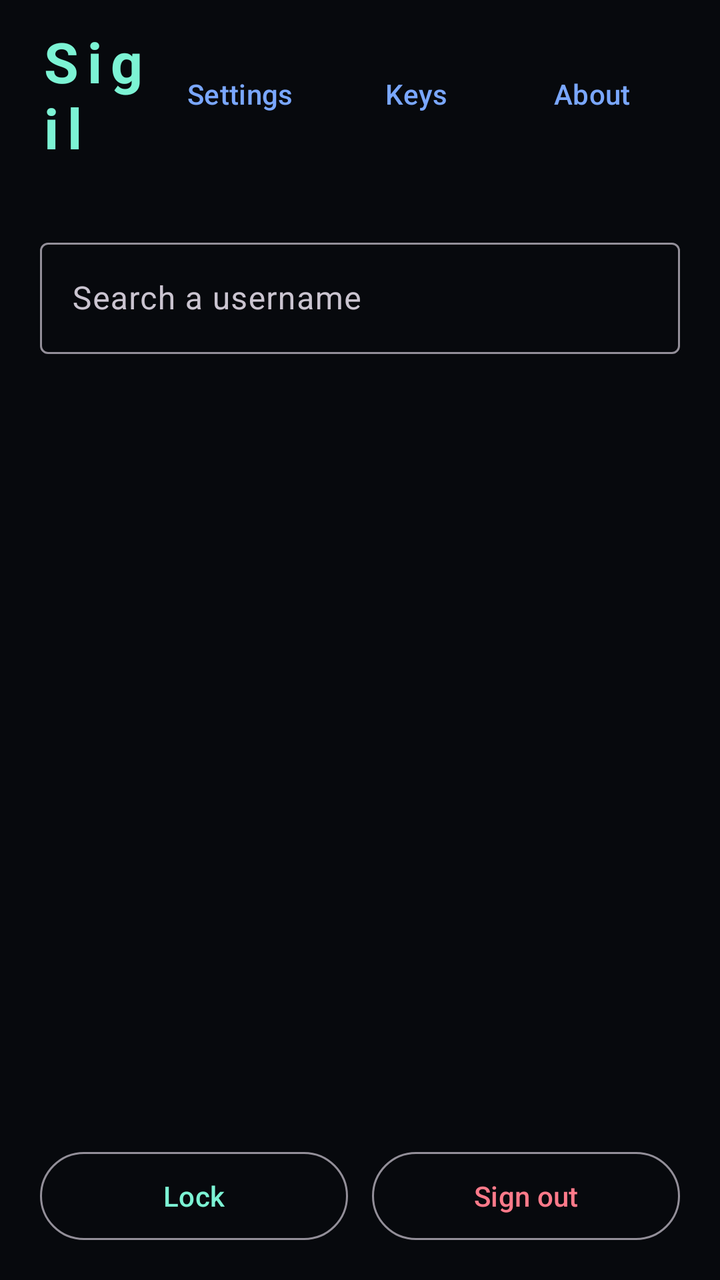
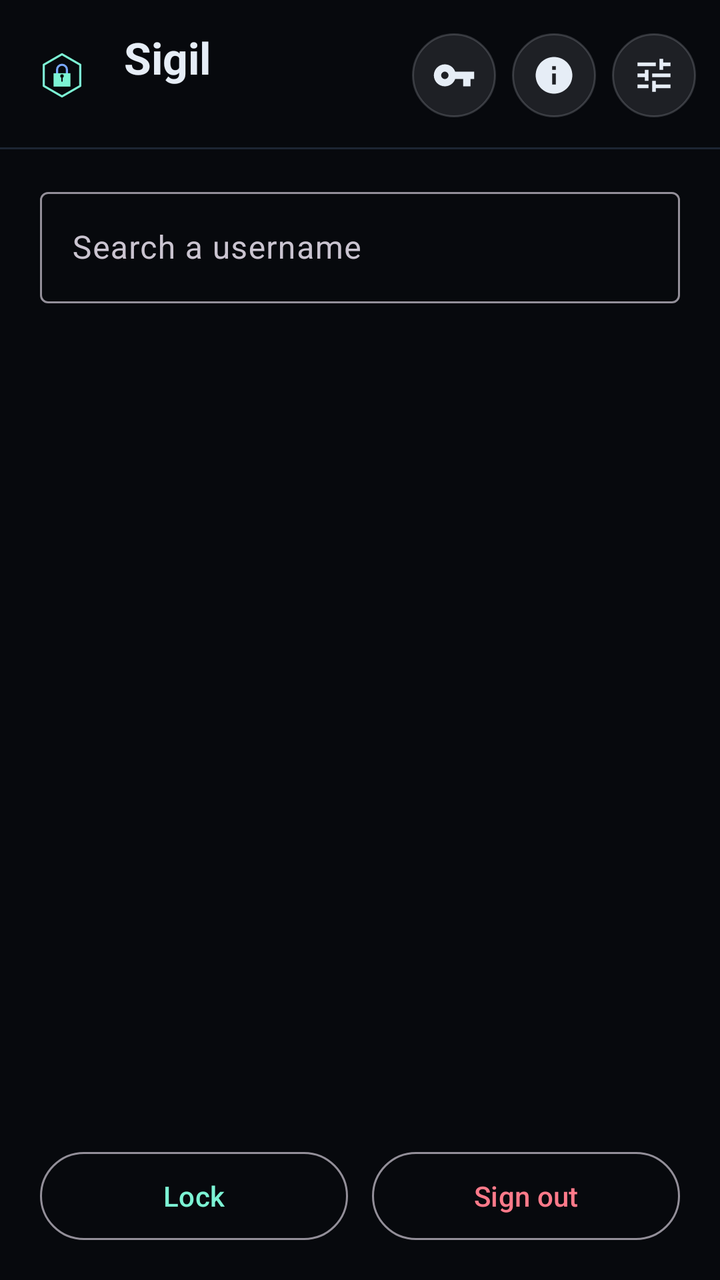

The first picture is an Android layout as it rendered before a commit; the second is the same layout after the commit. The layout source and the unified diff follow.
<!-- AndroidManifest.xml: application theme Theme.Sigil -->
<!-- res/layout/activity_home.xml -->
<?xml version="1.0" encoding="utf-8"?>
<LinearLayout xmlns:android="http://schemas.android.com/apk/res/android"
    xmlns:app="http://schemas.android.com/apk/res-auto"
    android:layout_width="match_parent"
    android:layout_height="match_parent"
    android:background="@color/bg"
    android:orientation="vertical"
    android:paddingStart="20dp"
    android:paddingEnd="20dp"
    android:paddingTop="12dp"
    android:paddingBottom="16dp">

    <LinearLayout
        android:layout_width="match_parent"
        android:layout_height="wrap_content"
        android:gravity="center_vertical"
        android:orientation="horizontal">

        <TextView
            android:layout_width="0dp"
            android:layout_height="wrap_content"
            android:layout_weight="1"
            android:letterSpacing="0.15"
            android:text="@string/app_name"
            android:textColor="@color/teal"
            android:textSize="28sp"
            android:textStyle="bold" />

        <com.google.android.material.button.MaterialButton
            android:id="@+id/settingsBtn"
            style="@style/Widget.Material3.Button.TextButton"
            android:layout_width="wrap_content"
            android:layout_height="40dp"
            android:text="Settings"
            android:textAllCaps="false"
            android:textColor="@color/blue" />

        <com.google.android.material.button.MaterialButton
            android:id="@+id/keysBtn"
            style="@style/Widget.Material3.Button.TextButton"
            android:layout_width="wrap_content"
            android:layout_height="40dp"
            android:text="Keys"
            android:textAllCaps="false"
            android:textColor="@color/blue" />

        <com.google.android.material.button.MaterialButton
            android:id="@+id/aboutBtn"
            style="@style/Widget.Material3.Button.TextButton"
            android:layout_width="wrap_content"
            android:layout_height="40dp"
            android:text="About"
            android:textAllCaps="false"
            android:textColor="@color/blue" />
    </LinearLayout>

    <TextView
        android:id="@+id/who"
        android:layout_width="wrap_content"
        android:layout_height="wrap_content"
        android:textColor="@color/muted"
        android:textSize="13sp" />

    <com.google.android.material.textfield.TextInputLayout
        style="@style/Widget.Material3.TextInputLayout.OutlinedBox"
        android:layout_width="match_parent"
        android:layout_height="wrap_content"
        android:layout_marginTop="16dp"
        android:hint="Search a username">

        <com.google.android.material.textfield.TextInputEditText
            android:id="@+id/search"
            android:layout_width="match_parent"
            android:layout_height="wrap_content"
            android:inputType="textNoSuggestions" />
    </com.google.android.material.textfield.TextInputLayout>

    <TextView
        android:id="@+id/empty"
        android:layout_width="match_parent"
        android:layout_height="wrap_content"
        android:layout_marginTop="24dp"
        android:gravity="center"
        android:textColor="@color/muted"
        android:textSize="14sp" />

    <androidx.recyclerview.widget.RecyclerView
        android:id="@+id/list"
        android:layout_width="match_parent"
        android:layout_height="0dp"
        android:layout_marginTop="8dp"
        android:layout_weight="1" />

    <LinearLayout
        android:layout_width="match_parent"
        android:layout_height="wrap_content"
        android:orientation="horizontal">

        <com.google.android.material.button.MaterialButton
            android:id="@+id/lockBtn"
            style="@style/Widget.Material3.Button.OutlinedButton"
            android:layout_width="0dp"
            android:layout_height="52dp"
            android:layout_weight="1"
            android:text="Lock"
            android:textAllCaps="false" />

        <com.google.android.material.button.MaterialButton
            android:id="@+id/signOutBtn"
            style="@style/Widget.Material3.Button.OutlinedButton"
            android:layout_width="0dp"
            android:layout_height="52dp"
            android:layout_marginStart="12dp"
            android:layout_weight="1"
            android:text="Sign out"
            android:textAllCaps="false"
            android:textColor="@color/danger" />
    </LinearLayout>
</LinearLayout>
<!-- resources referenced by this layout -->
<resources>
  <string name="app_name">Sigil</string>
  <!-- unchanged entries left out for length: 9 -->
</resources>

<!-- the commit's change to res/layout/activity_home.xml (unified diff, before → after) -->
@@ -1,119 +1,134 @@
 <?xml version="1.0" encoding="utf-8"?>
 <LinearLayout xmlns:android="http://schemas.android.com/apk/res/android"
-    xmlns:app="http://schemas.android.com/apk/res-auto"
     android:layout_width="match_parent"
     android:layout_height="match_parent"
     android:background="@color/bg"
-    android:orientation="vertical"
-    android:paddingStart="20dp"
-    android:paddingEnd="20dp"
-    android:paddingTop="12dp"
-    android:paddingBottom="16dp">
+    android:orientation="vertical">
 
+    
     <LinearLayout
         android:layout_width="match_parent"
         android:layout_height="wrap_content"
+        android:background="@color/bg"
         android:gravity="center_vertical"
-        android:orientation="horizontal">
+        android:orientation="horizontal"
+        android:paddingStart="12dp"
+        android:paddingEnd="12dp"
+        android:paddingTop="14dp"
+        android:paddingBottom="12dp">
+
+        <ImageView
+            android:layout_width="38dp"
+            android:layout_height="38dp"
+            android:contentDescription="Sigil"
+            android:src="@drawable/ic_launcher_foreground" />
+
+        <LinearLayout
+            android:layout_width="0dp"
+            android:layout_height="wrap_content"
+            android:layout_marginStart="12dp"
+            android:layout_weight="1"
+            android:orientation="vertical">
+
+            <TextView
+                android:id="@+id/headerTitle"
+                style="@style/HeaderTitle"
+                android:layout_width="wrap_content"
+                android:layout_height="wrap_content"
+            android:textSize="22sp"
+                android:text="Sigil" />
+            <TextView
+                android:id="@+id/headerSubtitle"
+                style="@style/HeaderSubtitle"
+                android:layout_width="match_parent"
+                android:layout_height="wrap_content"
+                android:layout_marginTop="2dp" />
+        </LinearLayout>
+        <ImageButton
+            android:id="@+id/keysBtn"
+            style="@style/HeaderIconButton"
+            android:contentDescription="Keys"
+            android:src="@drawable/ic_key" />
+        <ImageButton
+            android:id="@+id/aboutBtn"
+            style="@style/HeaderIconButton"
+            android:contentDescription="About"
+            android:src="@drawable/ic_info" />
+        <ImageButton
+            android:id="@+id/settingsBtn"
+            style="@style/HeaderIconButton"
+            android:contentDescription="Settings"
+            android:src="@drawable/ic_tune" />
+    </LinearLayout>
+
+    <View
+        android:layout_width="match_parent"
+        android:layout_height="1dp"
+        android:background="@color/line" />
+    <LinearLayout
+        android:layout_width="match_parent"
+        android:layout_height="0dp"
+        android:layout_weight="1"
+        android:orientation="vertical"
+        android:paddingStart="20dp"
+        android:paddingEnd="20dp"
+        android:paddingTop="16dp"
+        android:paddingBottom="16dp">
+
+        <com.google.android.material.textfield.TextInputLayout
+            style="@style/Widget.Material3.TextInputLayout.OutlinedBox"
+            android:layout_width="match_parent"
+            android:layout_height="wrap_content"
+            android:hint="Search a username">
+
+            <com.google.android.material.textfield.TextInputEditText
+                android:id="@+id/search"
+                android:layout_width="match_parent"
+                android:layout_height="wrap_content"
+                android:inputType="textNoSuggestions"
+                android:maxLines="1" />
+        </com.google.android.material.textfield.TextInputLayout>
 
         <TextView
-            android:layout_width="0dp"
-            android:layout_height="wrap_content"
-            android:layout_weight="1"
-            android:letterSpacing="0.15"
-            android:text="@string/app_name"
-            android:textColor="@color/teal"
-            android:textSize="28sp"
-            android:textStyle="bold" />
-
-        <com.google.android.material.button.MaterialButton
-            android:id="@+id/settingsBtn"
-            style="@style/Widget.Material3.Button.TextButton"
-            android:layout_width="wrap_content"
-            android:layout_height="40dp"
-            android:text="Settings"
-            android:textAllCaps="false"
-            android:textColor="@color/blue" />
-
-        <com.google.android.material.button.MaterialButton
-            android:id="@+id/keysBtn"
-            style="@style/Widget.Material3.Button.TextButton"
-            android:layout_width="wrap_content"
-            android:layout_height="40dp"
-            android:text="Keys"
-            android:textAllCaps="false"
-            android:textColor="@color/blue" />
-
-        <com.google.android.material.button.MaterialButton
-            android:id="@+id/aboutBtn"
-            style="@style/Widget.Material3.Button.TextButton"
-            android:layout_width="wrap_content"
-            android:layout_height="40dp"
-            android:text="About"
-            android:textAllCaps="false"
-            android:textColor="@color/blue" />
-    </LinearLayout>
-
-    <TextView
-        android:id="@+id/who"
-        android:layout_width="wrap_content"
-        android:layout_height="wrap_content"
-        android:textColor="@color/muted"
-        android:textSize="13sp" />
-
-    <com.google.android.material.textfield.TextInputLayout
-        style="@style/Widget.Material3.TextInputLayout.OutlinedBox"
-        android:layout_width="match_parent"
-        android:layout_height="wrap_content"
-        android:layout_marginTop="16dp"
-        android:hint="Search a username">
-
-        <com.google.android.material.textfield.TextInputEditText
-            android:id="@+id/search"
+            android:id="@+id/empty"
             android:layout_width="match_parent"
             android:layout_height="wrap_content"
-            android:inputType="textNoSuggestions" />
-    </com.google.android.material.textfield.TextInputLayout>
+            android:layout_marginTop="24dp"
+            android:gravity="center"
+            android:textColor="@color/muted"
+            android:textSize="14sp" />
 
-    <TextView
-        android:id="@+id/empty"
-        android:layout_width="match_parent"
-        android:layout_height="wrap_content"
-        android:layout_marginTop="24dp"
-        android:gravity="center"
-        android:textColor="@color/muted"
-        android:textSize="14sp" />
+        <androidx.recyclerview.widget.RecyclerView
+            android:id="@+id/list"
+            android:layout_width="match_parent"
+            android:layout_height="0dp"
+            android:layout_marginTop="8dp"
+            android:layout_weight="1" />
 
-    <androidx.recyclerview.widget.RecyclerView
-        android:id="@+id/list"
-        android:layout_width="match_parent"
-        android:layout_height="0dp"
-        android:layout_marginTop="8dp"
-        android:layout_weight="1" />
+        <LinearLayout
+            android:layout_width="match_parent"
+            android:layout_height="wrap_content"
+            android:orientation="horizontal">
 
-    <LinearLayout
-        android:layout_width="match_parent"
-        android:layout_height="wrap_content"
-        android:orientation="horizontal">
+            <com.google.android.material.button.MaterialButton
+                android:id="@+id/lockBtn"
+                style="@style/Widget.Material3.Button.OutlinedButton"
+                android:layout_width="0dp"
+                android:layout_height="52dp"
+                android:layout_weight="1"
+                android:text="Lock"
+                android:textAllCaps="false" />
 
-        <com.google.android.material.button.MaterialButton
-            android:id="@+id/lockBtn"
-            style="@style/Widget.Material3.Button.OutlinedButton"
-            android:layout_width="0dp"
-            android:layout_height="52dp"
-            android:layout_weight="1"
-            android:text="Lock"
-            android:textAllCaps="false" />
-
-        <com.google.android.material.button.MaterialButton
-            android:id="@+id/signOutBtn"
-            style="@style/Widget.Material3.Button.OutlinedButton"
-            android:layout_width="0dp"
-            android:layout_height="52dp"
-            android:layout_marginStart="12dp"
-            android:layout_weight="1"
-            android:text="Sign out"
-            android:textAllCaps="false"
-            android:textColor="@color/danger" />
+            <com.google.android.material.button.MaterialButton
+                android:id="@+id/signOutBtn"
+                style="@style/Widget.Material3.Button.OutlinedButton"
+                android:layout_width="0dp"
+                android:layout_height="52dp"
+                android:layout_marginStart="12dp"
+                android:layout_weight="1"
+                android:text="Sign out"
+                android:textAllCaps="false"
+                android:textColor="@color/danger" />
+        </LinearLayout>
     </LinearLayout>
 </LinearLayout>
<!-- resource entries referenced after the edit -->
@@ -1,6 +1,107 @@
 <!-- resources referenced by this layout -->
 <resources>
-  <string name="app_name">Sigil</string>
+  <color name="line">#FF1D2633</color>
+  <!-- drawable ic_info (drawable) -->
+  <?xml version="1.0" encoding="utf-8"?>
+  <vector xmlns:android="http://schemas.android.com/apk/res/android"
+      android:width="24dp"
+      android:height="24dp"
+      android:viewportWidth="24"
+      android:viewportHeight="24">
+      <path
+          android:fillColor="#FFE6EDF6"
+          android:pathData="M12,2C6.48,2 2,6.48 2,12s4.48,10 10,10 10,-4.48 10,-10S17.52,2 12,2zm1,15h-2v-6h2v6zm0,-8h-2V7h2v2z" />
+  </vector>
+  <!-- drawable ic_key (drawable) -->
+  <?xml version="1.0" encoding="utf-8"?>
+  <vector xmlns:android="http://schemas.android.com/apk/res/android"
+      android:width="24dp"
+      android:height="24dp"
+      android:viewportWidth="24"
+      android:viewportHeight="24">
+      <path
+          android:fillColor="#FFE6EDF6"
+          android:pathData="M12.65,10C11.83,7.67 9.61,6 7,6c-3.31,0 -6,2.69 -6,6s2.69,6 6,6c2.61,0 4.83,-1.67 5.65,-4H17v4h4v-4h2v-4H12.65zM7,14c-1.1,0 -2,-0.9 -2,-2s0.9,-2 2,-2 2,0.9 2,2 -0.9,2 -2,2z" />
+  </vector>
+  <!-- drawable ic_launcher_foreground (drawable) -->
+  <?xml version="1.0" encoding="utf-8"?>
+  <vector xmlns:android="http://schemas.android.com/apk/res/android"
+      android:width="108dp"
+      android:height="108dp"
+      android:viewportWidth="108"
+      android:viewportHeight="108">
+      <path
+          android:pathData="M54,24 L80,39 L80,69 L54,84 L28,69 L28,39 Z"
+          android:strokeColor="#FF7CF3D4"
+          android:strokeWidth="3"
+          android:strokeLineJoin="round"
+          android:fillColor="#00000000" />
+      <path
+          android:pathData="M47,52 V46 A7,7 0 0 1 61,46 V52"
+          android:strokeColor="#FF7AA7FF"
+          android:strokeWidth="3"
+          android:strokeLineCap="round"
+          android:fillColor="#00000000" />
+      <path
+          android:pathData="M42,51 H66 V70 H42 Z"
+          android:fillColor="#FF7CF3D4" />
+      <path
+          android:pathData="M54,55 m-2.5,0 a2.5,2.5 0 1 0 5,0 a2.5,2.5 0 1 0 -5,0"
+          android:fillColor="#FF07090D" />
+      <path
+          android:pathData="M53,57 H55 V63 H53 Z"
+          android:fillColor="#FF07090D" />
+  </vector>
+  <!-- drawable ic_tune (drawable) -->
+  <?xml version="1.0" encoding="utf-8"?>
+  <vector xmlns:android="http://schemas.android.com/apk/res/android"
+      android:width="24dp"
+      android:height="24dp"
+      android:viewportWidth="24"
+      android:viewportHeight="24">
+      <path
+          android:fillColor="#FFE6EDF6"
+          android:pathData="M3,17v2h6v-2H3zM3,5v2h10V5H3zm10,16v-2h8v-2h-8v-2h-2v6h2zM7,9v2H3v2h4v2h2V9H7zm14,4v-2H11v2h10zm-6,-4h2V7h4V5h-4V3h-2v6z" />
+  </vector>
+  <style name="HeaderIconButton">
+          <item name="android:layout_width">42dp</item>
+          <item name="android:layout_height">42dp</item>
+          <item name="android:layout_marginStart">8dp</item>
+          <item name="android:background">@drawable/bg_icon_btn</item>
+          <item name="android:padding">10dp</item>
+          <item name="android:scaleType">fitCenter</item>
+          <item name="android:tint">@color/text</item>
+          <item name="android:contentDescription">@null</item>
+      </style>
+  <style name="HeaderSubtitle">
+          <item name="android:textColor">@color/muted</item>
+          <item name="android:textSize">12sp</item>
+          <item name="android:singleLine">true</item>
+          <item name="android:ellipsize">end</item>
+      </style>
+  <style name="HeaderTitle">
+          <item name="android:textColor">@color/text</item>
+          <item name="android:textSize">19sp</item>
+          <item name="android:textStyle">bold</item>
+          <item name="android:singleLine">true</item>
+          <item name="android:ellipsize">end</item>
+      </style>
+  <!-- drawable bg_icon_btn (drawable) -->
+  <?xml version="1.0" encoding="utf-8"?>
+  <ripple xmlns:android="http://schemas.android.com/apk/res/android"
+      android:color="#33E6EDF6">
+      <item android:id="@android:id/mask">
+          <shape android:shape="oval">
+              <solid android:color="#FFFFFFFF" />
+          </shape>
+      </item>
+      <item>
+          <shape android:shape="oval">
+              <solid android:color="#1AE6EDF6" />
+              <stroke android:width="1dp" android:color="#2EE6EDF6" />
+          </shape>
+      </item>
+  </ripple>
   <!-- unchanged entries left out for length: 9 -->
 </resources>
 
